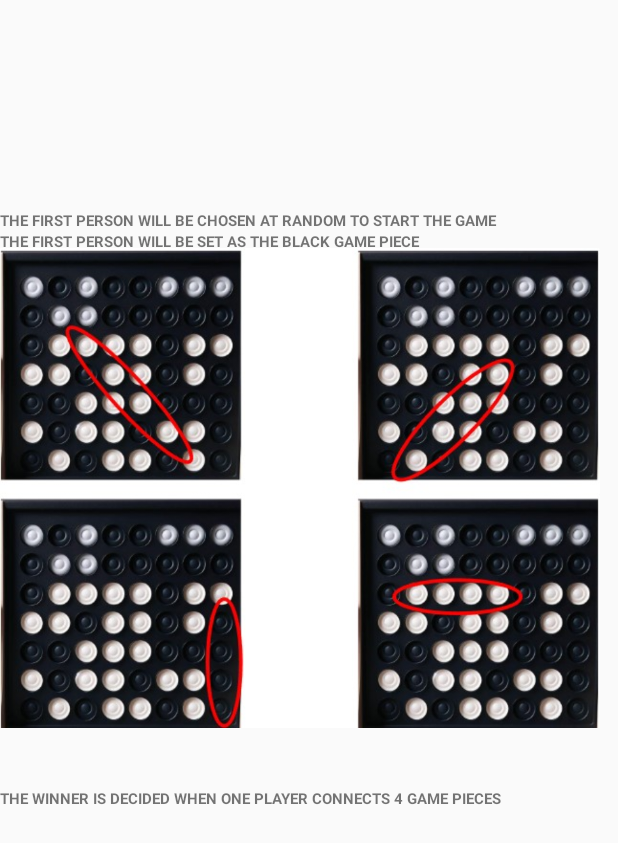
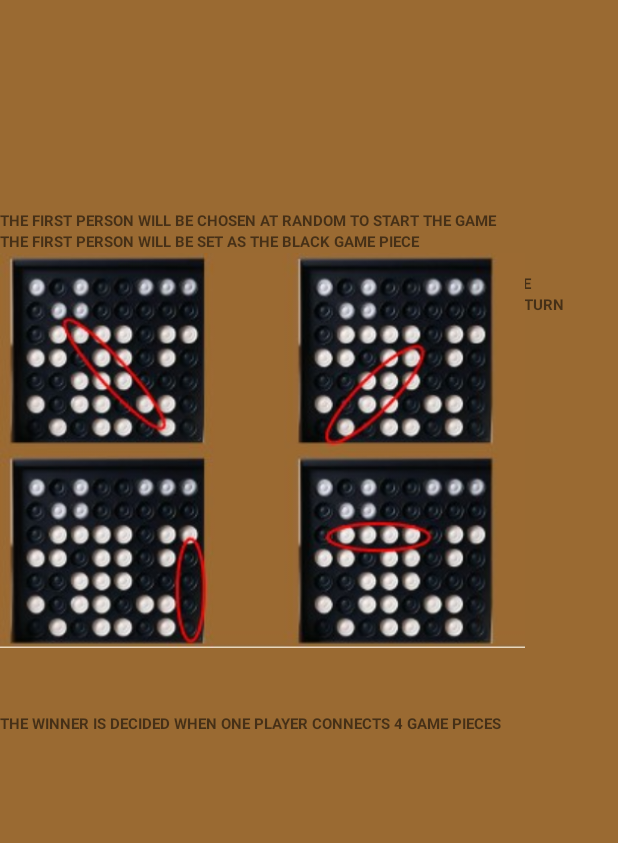
Before and after one commit to Benjamin-Onu/AUCSC220_project8, an Android app built with Jetpack Compose: the layout activity_pop_up_instructions.xml on its own in the app's theme, with its tools: preview values and no code run, on a phone screen of 412 x 824 dp. Shown: the top 843 px of the screen. Run offline under Robolectric (Android 15) with nearby library versions, the phone set to English and light mode, and no system bars.

Commit message:
fixed up the issue with the display of popUpInstructions not properly showing. More edits and pushes will be done soon

```diff
--- a/app/src/main/res/layout/activity_pop_up_instructions.xml
+++ b/app/src/main/res/layout/activity_pop_up_instructions.xml
@@ -5,6 +5,7 @@
     android:layout_width="match_parent"
     android:layout_height="match_parent"
     tools:context=".PopUpInstructions"
+    android:background="@color/background"
 >
 
     <TextView
@@ -14,7 +15,7 @@
         android:layout_alignParentBottom="true"
         android:layout_marginBottom="670dp"
         android:text="THE FIRST PERSON WILL BE CHOSEN AT RANDOM TO START THE GAME"
-        android:textSize="10dp"
+        android:textSize="10sp"
         android:textStyle="bold" />
 
     <TextView
@@ -24,7 +25,7 @@
         android:layout_below="@+id/first"
         android:layout_marginTop="-670dp"
         android:text="THE FIRST PERSON WILL BE SET AS THE BLACK GAME PIECE"
-        android:textSize="10dp"
+        android:textSize="10sp"
         android:textStyle="bold" />
 
 
@@ -35,7 +36,7 @@
         android:layout_below="@+id/second"
         android:layout_marginTop="-35dp"
         android:text="THE SECOND PERSON WILL BE SET AS THE WHITE GAME PIECE"
-        android:textSize="10dp"
+        android:textSize="10sp"
         android:textStyle="bold" />
 
     <TextView
@@ -44,7 +45,7 @@
         android:layout_height="wrap_content"
         android:layout_below="@+id/third"
         android:text="IF PvP, EACH PERSON HAS ONLY 1 UNDO THAT REVERSES THEIR LAST MOVE"
-        android:textSize="10dp"
+        android:textSize="10sp"
         android:textStyle="bold"/>
 
     <TextView
@@ -53,16 +54,16 @@
         android:layout_height="wrap_content"
         android:layout_below="@+id/fourth"
         android:text="IF PvAI, PLAYER WILL HAVE JUST 1 UNDO TO REVERSE THE PLAYER’S LAST TURN"
-        android:textSize="10dp"
+        android:textSize="10sp"
         android:textStyle="bold"/>
 
     <ImageView
         android:id="@+id/C4W"
-        android:layout_width="400dp"
-        android:layout_height="400dp"
+        android:layout_width="350dp"
+        android:layout_height="350dp"
         android:layout_alignParentTop="true"
         android:layout_marginTop="125dp"
-        app:srcCompat="@drawable/connect4wins" />
+        android:src="@drawable/connect_4_possible_wins"/>
 
     <TextView
         android:id="@+id/six"
@@ -70,8 +71,9 @@
         android:layout_height="30dp"
         android:layout_below="@+id/C4W"
         android:text="THE WINNER IS DECIDED WHEN ONE PLAYER CONNECTS 4 GAME PIECES "
-        android:textSize="10dp"
+        android:textSize="10sp"
         android:textStyle="bold" />
 
 
+
 </RelativeLayout>
```
Also changed, not shown: app/src/main/res/layout/activity_homepage.xml (+6 -5 lines), app/src/main/res/drawable/connect_4_possible_wins.jpg (added).
